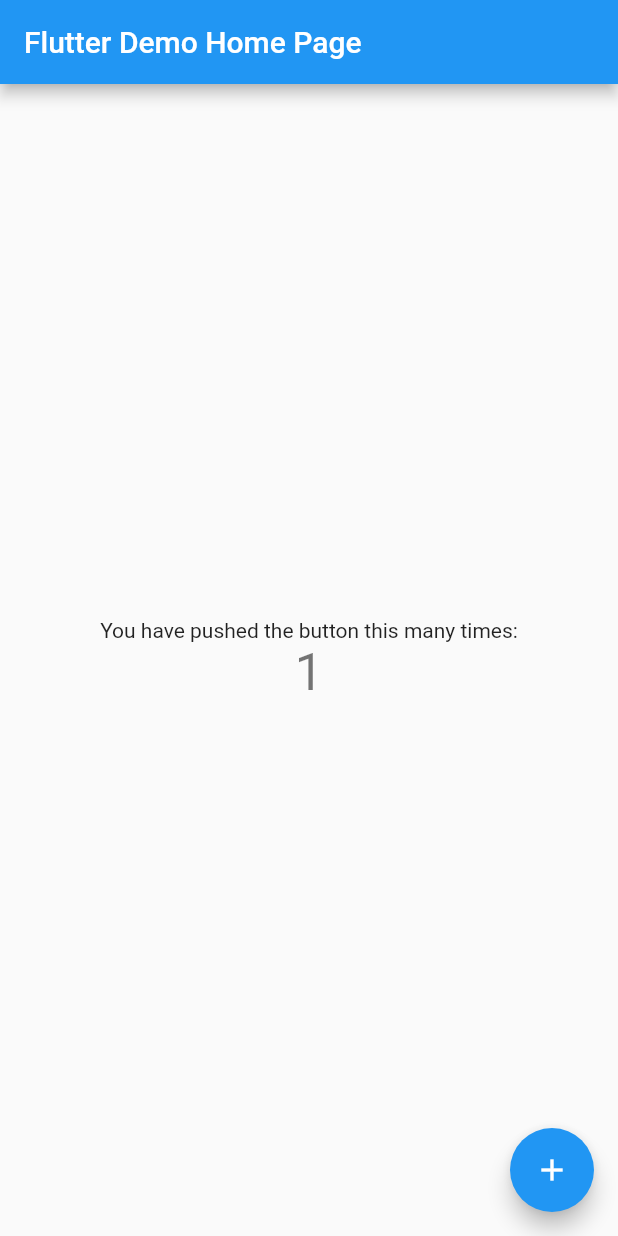
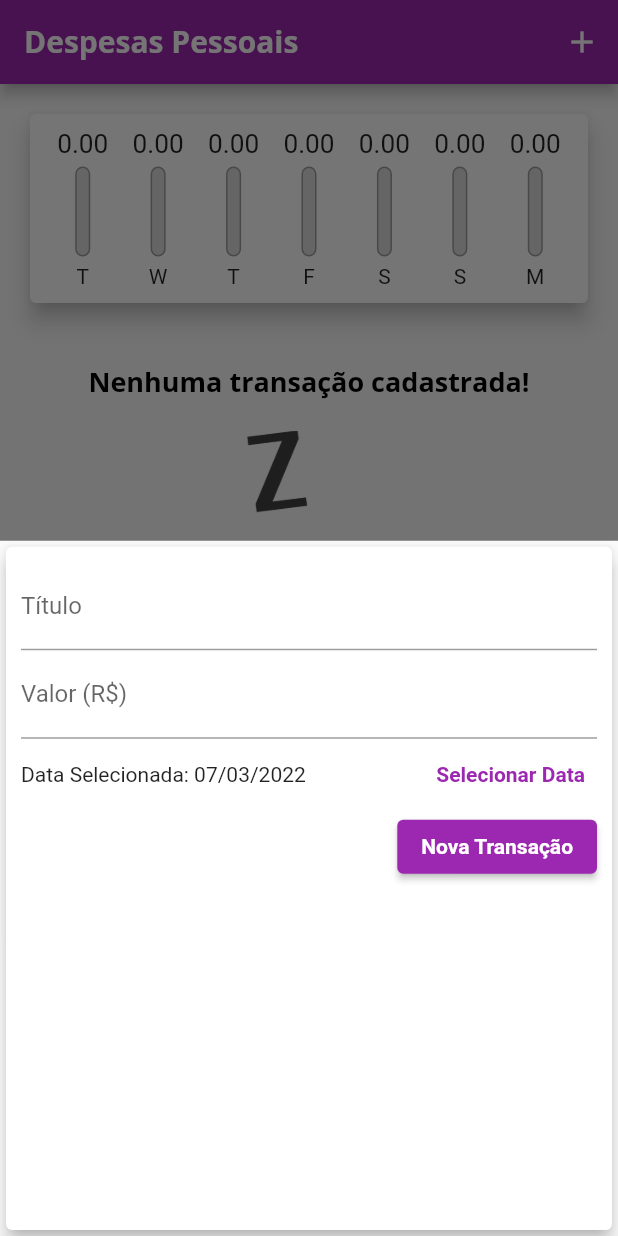
Before and after one commit to guilhermealves-dev/expenses_app, a Flutter app: the screen it shows after launch, after a tap on the "add" icon, on a phone screen of 412 x 824 dp. Run offline on Flutter 3.47's test engine with Material 2 defaults, Android fonts, the phone set to English and light mode, and no system bars.

Commit message:
finalization of the main functionalities of the application

```diff
--- /dev/null
+++ b/lib/components/chart.dart
@@ -0,0 +1,66 @@
+import 'package:expenses_app/components/chart_bar.dart';
+import 'package:flutter/material.dart';
+import 'package:intl/intl.dart';
+import '../models/transaction.dart';
+
+class Chart extends StatelessWidget {
+  final List<Transaction> recentsTransactions;
+
+  Chart(this.recentsTransactions);
+
+  List<Map<String, Object>> get groupedTransactions {
+    return List.generate(7, (index) {
+      final weekDay = DateTime.now().subtract(
+        Duration(days: index),
+      );
+
+      double totalSum = 0.0;
+      for (var i = 0; i < recentsTransactions.length; i++) {
+        bool sameDay = recentsTransactions[i].date.day == weekDay.day;
+        bool sameMonth = recentsTransactions[i].date.month == weekDay.month;
+        bool sameYear = recentsTransactions[i].date.year == weekDay.year;
+
+        if (sameDay && sameMonth && sameYear) {
+          totalSum += recentsTransactions[i].value;
+        }
+      }
+
+      return {
+        'day': DateFormat.E().format(weekDay)[0],
+        'value': totalSum,
+      };
+    }).reversed.toList();
+  }
+
+  double get _weekTotalValue {
+    return groupedTransactions.fold(0.0, (sum, tr) {
+      return sum + (tr['value'] as double);
+    });
+  }
+
+  @override
+  Widget build(BuildContext context) {
+    return Card(
+      elevation: 6,
+      margin: EdgeInsets.all(20),
+      child: Padding(
+        padding: const EdgeInsets.all(10),
+        child: Row(
+          mainAxisAlignment: MainAxisAlignment.spaceAround,
+          children: groupedTransactions.map((tr) {
+            return Flexible(
+              fit: FlexFit.tight,
+              child: ChartBar(
+                label: tr['day'].toString(),
+                value: (tr['value'] as double),
+                percentage: _weekTotalValue == 0
+                    ? 0
+                    : (tr['value'] as double) / _weekTotalValue,
+              ),
+            );
+          }).toList(),
+        ),
+      ),
+    );
+  }
+}
--- /dev/null
+++ b/lib/components/chart_bar.dart
@@ -0,0 +1,58 @@
+import 'package:flutter/material.dart';
+
+class ChartBar extends StatelessWidget {
+  final String label;
+  final double value;
+  final double percentage;
+
+  ChartBar({
+    required this.label,
+    required this.value,
+    required this.percentage,
+  });
+
+  @override
+  Widget build(BuildContext context) {
+    return Column(
+      children: [
+        Container(
+          height: 20,
+          child: FittedBox(
+            child: Text('${value.toStringAsFixed(2)}'),
+          ),
+        ),
+        SizedBox(height: 5),
+        Container(
+          width: 10,
+          height: 60,
+          child: Stack(
+            alignment: Alignment.bottomCenter,
+            children: [
+              Container(
+                decoration: BoxDecoration(
+                  border: Border.all(
+                    color: Colors.grey,
+                    width: 1.0,
+                  ),
+                  color: Color.fromRGBO(220, 220, 220, 1),
+                  borderRadius: BorderRadius.circular(5),
+                ),
+              ),
+              FractionallySizedBox(
+                heightFactor: percentage,
+                child: Container(
+                  decoration: BoxDecoration(
+                    color: Theme.of(context).colorScheme.primary,
+                    borderRadius: BorderRadius.circular(5),
+                  ),
+                ),
+              )
+            ],
+          ),
+        ),
+        SizedBox(height: 5),
+        Text(label),
+      ],
+    );
+  }
+}
--- /dev/null
+++ b/lib/components/transaction_form.dart
@@ -0,0 +1,110 @@
+import 'package:flutter/material.dart';
+import 'package:intl/intl.dart';
+
+class TransactionForm extends StatefulWidget {
+  final void Function(String, double, DateTime) onSubmit;
+
+  TransactionForm(this.onSubmit);
+
+  @override
+  State<TransactionForm> createState() => _TransactionFormState();
+}
+
+class _TransactionFormState extends State<TransactionForm> {
+  final _titleController = TextEditingController();
+  final _valueController = TextEditingController();
+  DateTime _selectedDate = DateTime.now();
+
+  _submitForm() {
+    final title = _titleController.text;
+    final value = double.tryParse(_valueController.text) ?? 0.0;
+
+    if (title.isEmpty || value <= 0 || _selectedDate == null) {
+      return;
+    }
+    widget.onSubmit(title, value, _selectedDate);
+  }
+
+  _showDatePicker() {
+    showDatePicker(
+      context: context,
+      initialDate: DateTime.now(),
+      firstDate: DateTime(2019),
+      lastDate: DateTime.now(),
+    ).then((pickedDate) {
+      if (pickedDate == null) {
+        return;
+      }
+
+      setState(() {
+        _selectedDate = pickedDate;
+      });
+    });
+  }
+
+  @override
+  Widget build(BuildContext context) {
+    return Card(
+      elevation: 5,
+      child: Padding(
+        padding: const EdgeInsets.all(10),
+        child: Column(
+          children: [
+            TextField(
+              controller: _titleController,
+              onSubmitted: (_) => _submitForm(),
+              decoration: InputDecoration(
+                labelText: 'Título',
+              ),
+            ),
+            TextField(
+              controller: _valueController,
+              keyboardType: TextInputType.numberWithOptions(decimal: true),
+              decoration: InputDecoration(
+                labelText: 'Valor (R\$)',
+              ),
+              onSubmitted: (_) => _submitForm(),
+            ),
+            Row(
+              children: [
+                Expanded(
+                  child: Text(
+                    _selectedDate == null
+                        ? 'Nenhuma data selecionada!'
+                        : 'Data Selecionada: ${DateFormat('dd/MM/y').format(_selectedDate)}',
+                  ),
+                ),
+                TextButton(
+                  style: TextButton.styleFrom(
+                    primary: Theme.of(context).colorScheme.primary,
+                  ),
+                  child: Text(
+                    'Selecionar Data',
+                    style: TextStyle(fontWeight: FontWeight.bold),
+                  ),
+                  onPressed: _showDatePicker,
+                )
+              ],
+            ),
+            Row(
+              mainAxisAlignment: MainAxisAlignment.end,
+              children: [
+                ElevatedButton(
+                  child: Text('Nova Transação'),
+                  style: ElevatedButton.styleFrom(
+                    primary: Theme.of(context).colorScheme.primary,
+                    textStyle: const TextStyle(
+                        //color: Theme.of(context).textTheme.button.color,
+                        color: Colors.white,
+                        fontWeight: FontWeight.bold),
+                  ),
+                  onPressed: _submitForm,
+                ),
+              ],
+            )
+          ],
+        ),
+      ),
+    );
+  }
+}
--- /dev/null
+++ b/lib/components/transaction_list.dart
@@ -0,0 +1,77 @@
+import 'package:flutter/material.dart';
+import 'package:intl/intl.dart';
+
+import '../models/transaction.dart';
+
+class TransactionList extends StatelessWidget {
+  final List<Transaction> transactions;
+  final void Function(String) onRemove;
+
+  TransactionList(this.transactions, this.onRemove);
+
+  @override
+  Widget build(BuildContext context) {
+    return Container(
+      height: 430,
+      child: transactions.isEmpty
+          ? Column(
+              children: [
+                SizedBox(height: 20),
+                Text(
+                  'Nenhuma transação cadastrada!',
+                  style: Theme.of(context).textTheme.headline6,
+                ),
+                const SizedBox(height: 20),
+                Container(
+                  height: 200,
+                  child: Image.asset(
+                    'assets/images/waiting.png',
+                    fit: BoxFit.cover,
+                  ),
+                ),
+              ],
+            )
+          : ListView.builder(
+              //only render item list when this is visible on screen
+              itemCount: transactions.length,
+              itemBuilder: (ctx, index) {
+                final tr = transactions[index];
+                return Card(
+                  elevation: 5,
+                  margin: const EdgeInsets.symmetric(
+                    vertical: 8,
+                    horizontal: 5,
+                  ),
+                  child: ListTile(
+                    leading: CircleAvatar(
+                      backgroundColor: Theme.of(context).colorScheme.primary,
+                      radius: 30,
+                      child: Padding(
+                        padding: const EdgeInsets.all(6),
+                        child: FittedBox(
+                          child: Text(
+                            'R\$${tr.value}',
+                            style: const TextStyle(color: Colors.white),
+                          ),
+                        ),
+                      ),
+                    ),
+                    title: Text(
+                      tr.title,
+                      style: Theme.of(context).textTheme.headline6,
+                    ),
+                    subtitle: Text(
+                      DateFormat('d MMM y').format(tr.date),
+                    ),
+                    trailing: IconButton(
+                      icon: Icon(Icons.delete),
+                      color: Theme.of(context).errorColor,
+                      onPressed: () => onRemove(tr.id),
+                    ),
+                  ),
+                );
+              },
+            ),
+    );
+  }
+}
--- a/lib/main.dart
+++ b/lib/main.dart
@@ -1,115 +1,124 @@
 import 'package:flutter/material.dart';
 
-void main() {
-  runApp(const MyApp());
-}
+import 'dart:math';
+import 'components/chart.dart';
+import 'components/transaction_form.dart';
+import 'components/transaction_list.dart';
+import 'models/transaction.dart';
 
-class MyApp extends StatelessWidget {
-  const MyApp({Key? key}) : super(key: key);
+main() => runApp(const ExpensesApp());
 
-  // This widget is the root of your application.
+class ExpensesApp extends StatelessWidget {
+  const ExpensesApp({Key? key}) : super(key: key);
+
   @override
   Widget build(BuildContext context) {
+    final ThemeData theme = ThemeData();
+
     return MaterialApp(
-      title: 'Flutter Demo',
-      theme: ThemeData(
-        // This is the theme of your application.
-        //
-        // Try running your application with "flutter run". You'll see the
-        // application has a blue toolbar. Then, without quitting the app, try
-        // changing the primarySwatch below to Colors.green and then invoke
-        // "hot reload" (press "r" in the console where you ran "flutter run",
-        // or simply save your changes to "hot reload" in a Flutter IDE).
-        // Notice that the counter didn't reset back to zero; the application
-        // is not restarted.
-        primarySwatch: Colors.blue,
+      home: MyHomePage(),
+      theme: theme.copyWith(
+        colorScheme: theme.colorScheme.copyWith(
+          primary: Colors.purple,
+          secondary: Colors.amber,
+        ),
+        textTheme: theme.textTheme.copyWith(
+          headline6: const TextStyle(
+            fontFamily: 'OpenSans',
+            fontSize: 18,
+            fontWeight: FontWeight.bold,
+            color: Colors.black,
+          ),
+          button: const TextStyle(
+            color: Colors.white,
+            fontWeight: FontWeight.bold,
+          ),
+        ),
+        appBarTheme: const AppBarTheme(
+          titleTextStyle: TextStyle(
+            fontFamily: 'OpenSans',
+            fontSize: 20,
+            fontWeight: FontWeight.bold,
+          ),
+        ),
       ),
-      home: const MyHomePage(title: 'Flutter Demo Home Page'),
     );
   }
 }
 
 class MyHomePage extends StatefulWidget {
-  const MyHomePage({Key? key, required this.title}) : super(key: key);
-
-  // This widget is the home page of your application. It is stateful, meaning
-  // that it has a State object (defined below) that contains fields that affect
-  // how it looks.
-
-  // This class is the configuration for the state. It holds the values (in this
-  // case the title) provided by the parent (in this case the App widget) and
-  // used by the build method of the State. Fields in a Widget subclass are
-  // always marked "final".
-
-  final String title;
+  const MyHomePage({Key? key}) : super(key: key);
 
   @override
   State<MyHomePage> createState() => _MyHomePageState();
 }
 
 class _MyHomePageState extends State<MyHomePage> {
-  int _counter = 0;
+  final List<Transaction> _transactions = [];
 
-  void _incrementCounter() {
+  List<Transaction> get _recentTransactions {
+    return _transactions.where((tr) {
+      return tr.date.isAfter(DateTime.now().subtract(
+        Duration(days: 7),
+      ));
+    }).toList();
+  }
+
+  _addTransaction(String title, double value, DateTime date) {
+    final newTransaction = Transaction(
+      id: Random().nextDouble().toString(),
+      title: title,
+      value: value,
+      date: date,
+    );
+
     setState(() {
-      // This call to setState tells the Flutter framework that something has
-      // changed in this State, which causes it to rerun the build method below
-      // so that the display can reflect the updated values. If we changed
-      // _counter without calling setState(), then the build method would not be
-      // called again, and so nothing would appear to happen.
-      _counter++;
+      _transactions.add(newTransaction);
     });
+
+    Navigator.of(context).pop();
+  }
+
+  _removeTransaction(String id) {
+    setState(() {
+      _transactions.removeWhere((tr) => tr.id == id);
+    });
+  }
+
+  _openTransactionFormModal(BuildContext context) {
+    showModalBottomSheet(
+      context: context,
+      builder: (_) {
+        return TransactionForm(_addTransaction);
+      },
+    );
   }
 
   @override
   Widget build(BuildContext context) {
-    // This method is rerun every time setState is called, for instance as done
-    // by the _incrementCounter method above.
-    //
-    // The Flutter framework has been optimized to make rerunning build methods
-    // fast, so that you can just rebuild anything that needs updating rather
-    // than having to individually change instances of widgets.
     return Scaffold(
       appBar: AppBar(
-        // Here we take the value from the MyHomePage object that was created by
-        // the App.build method, and use it to set our appbar title.
-        title: Text(widget.title),
+        title: const Text("Despesas Pessoais"),
+        actions: [
+          IconButton(
+            icon: const Icon(Icons.add),
+            onPressed: () => _openTransactionFormModal(context),
+          )
+        ],
       ),
-      body: Center(
-        // Center is a layout widget. It takes a single child and positions it
-        // in the middle of the parent.
+      body: SingleChildScrollView(
         child: Column(
-          // Column is also a layout widget. It takes a list of children and
-          // arranges them vertically. By default, it sizes itself to fit its
-          // children horizontally, and tries to be as tall as its parent.
-          //
-          // Invoke "debug painting" (press "p" in the console, choose the
-          // "Toggle Debug Paint" action from the Flutter Inspector in Android
-          // Studio, or the "Toggle Debug Paint" command in Visual Studio Code)
-          // to see the wireframe for each widget.
-          //
-          // Column has various properties to control how it sizes itself and
-          // how it positions its children. Here we use mainAxisAlignment to
-          // center the children vertically; the main axis here is the vertical
-          // axis because Columns are vertical (the cross axis would be
-          // horizontal).
-          mainAxisAlignment: MainAxisAlignment.center,
-          children: <Widget>[
-            const Text(
-              'You have pushed the button this many times:',
-            ),
-            Text(
-              '$_counter',
-              style: Theme.of(context).textTheme.headline4,
-            ),
-          ],
-        ),
+            crossAxisAlignment: CrossAxisAlignment.stretch,
+            children: <Widget>[
+              Chart(_recentTransactions),
+              TransactionList(_transactions, _removeTransaction),
+            ]),
       ),
       floatingActionButton: FloatingActionButton(
-        onPressed: _incrementCounter,
-        tooltip: 'Increment',
         child: const Icon(Icons.add),
-      ), // This trailing comma makes auto-formatting nicer for build methods.
+        onPressed: () => _openTransactionFormModal(context),
+      ),
+      floatingActionButtonLocation: FloatingActionButtonLocation.centerFloat,
     );
   }
 }
--- /dev/null
+++ b/lib/models/transaction.dart
@@ -0,0 +1,13 @@
+class Transaction {
+  final String id;
+  final String title;
+  final double value;
+  final DateTime date;
+
+  Transaction({
+    required this.id,
+    required this.title,
+    required this.value,
+    required this.date,
+  });
+}
```
Also changed, not shown: pubspec.yaml (+14 -8 lines), assets/fonts/OpenSans-Bold.ttf (added), assets/fonts/OpenSans-Regular.ttf (added), assets/fonts/Quicksand-Bold.ttf (added), assets/fonts/Quicksand-Light.ttf (added), assets/fonts/Quicksand-Medium.ttf (added), assets/fonts/Quicksand-Regular.ttf (added), assets/images/waiting.png (added), pubspec.lock, 1 other file.
